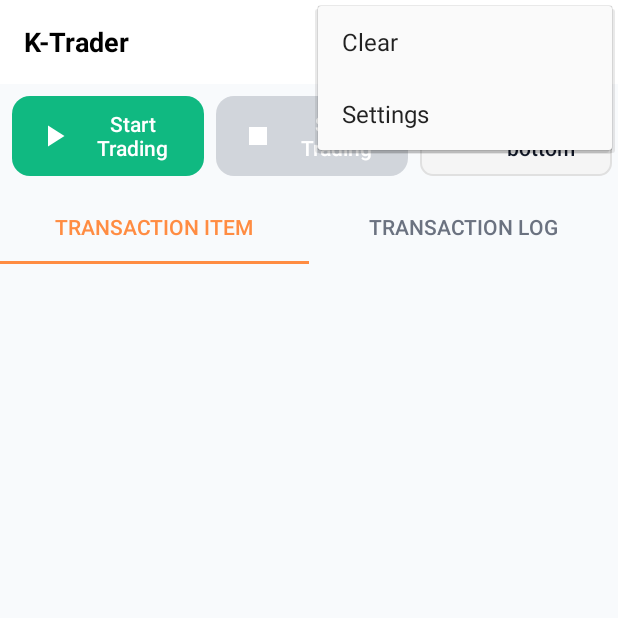
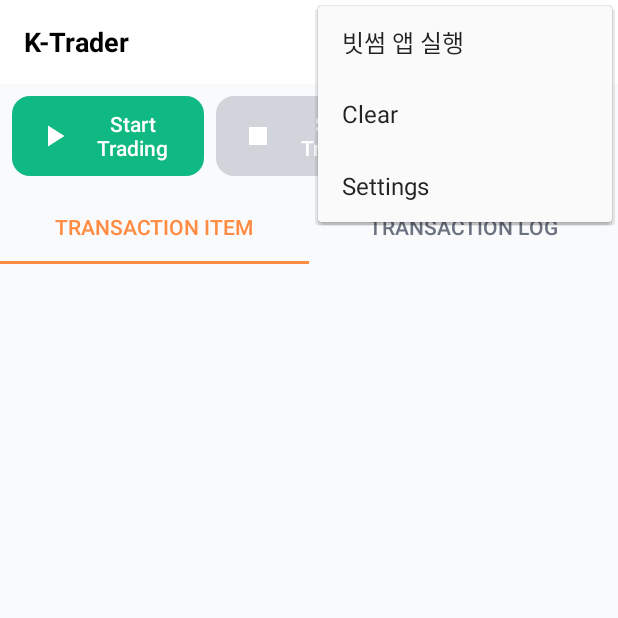
Before and after one commit to moochang/k-trader, an Android app: the MainActivity screen opened directly, with no data from a screen before it, with the options menu open, on a phone screen of 412 x 824 dp, the top half of it. Run offline under Robolectric (Android 15) with nearby library versions, the phone set to English and light mode, and no system bars; our stand-ins replace Room's generated code, RxJava; libraries missing offline, so code that uses them is left out: org.apache.log4j; network calls fail; 7 statements that could not run were skipped.

Commit message:
Add Bithumb app launch feature to overflow menu with DEEPLINK support

```diff
--- a/app/src/main/java/com/example/k_trader/TransactionLogFragment.java
+++ b/app/src/main/java/com/example/k_trader/TransactionLogFragment.java
@@ -14,6 +14,7 @@ import android.view.ViewGroup;
 import android.widget.EditText;
 import android.widget.ScrollView;
 
+import com.example.k_trader.base.GlobalSettings;
 import com.example.k_trader.base.TradeData;
 import com.example.k_trader.database.DatabaseMonitor;
 
--- /dev/null
+++ b/app/src/main/res/drawable/ic_bithumb.xml
@@ -0,0 +1,16 @@
+<vector xmlns:android="http://schemas.android.com/apk/res/android"
+    android:width="24dp"
+    android:height="24dp"
+    android:viewportWidth="24"
+    android:viewportHeight="24">
+
+    <!-- 빗썸 로고를 간단한 형태로 표현 -->
+    <path
+        android:fillColor="#FF6B35"
+        android:pathData="M12,2C6.48,2 2,6.48 2,12s4.48,10 10,10 10,-4.48 10,-10S17.52,2 12,2zM12,20c-4.41,0 -8,-3.59 -8,-8s3.59,-8 8,-8 8,3.59 8,8 -3.59,8 -8,8z"/>
+
+    <!-- 중앙의 B 모양 -->
+    <path
+        android:fillColor="#FFFFFF"
+        android:pathData="M8,6h4c1.1,0 2,0.9 2,2v1c0,0.55 -0.45,1 -1,1h-3v2h3c0.55,0 1,0.45 1,1v1c0,0.55 -0.45,1 -1,1h-3v2c0,0.55 -0.45,1 -1,1H8c-0.55,0 -1,-0.45 -1,-1V7c0,-0.55 0.45,-1 1,-1zM9,8v2h3v-2H9zM9,12v2h3v-2H9z"/>
+</vector>
--- a/app/src/main/res/menu/main_menu.xml
+++ b/app/src/main/res/menu/main_menu.xml
@@ -1,6 +1,12 @@
 <?xml version="1.0" encoding="utf-8"?>
 <menu xmlns:android="http://schemas.android.com/apk/res/android"
     xmlns:app="http://schemas.android.com/apk/res-auto">
+
+    <item
+        android:id="@+id/action_bithumb"
+        android:title="빗썸 앱 실행"
+        android:icon="@drawable/ic_bithumb"
+        app:showAsAction="never" />
 
     <item
         android:id="@+id/action_clear"
```
Also changed, not shown: app/src/main/java/com/example/k_trader/MainActivity.java (+39 -1 lines), app/src/main/java/com/example/k_trader/SettingActivity.java (+7 -7 lines).
